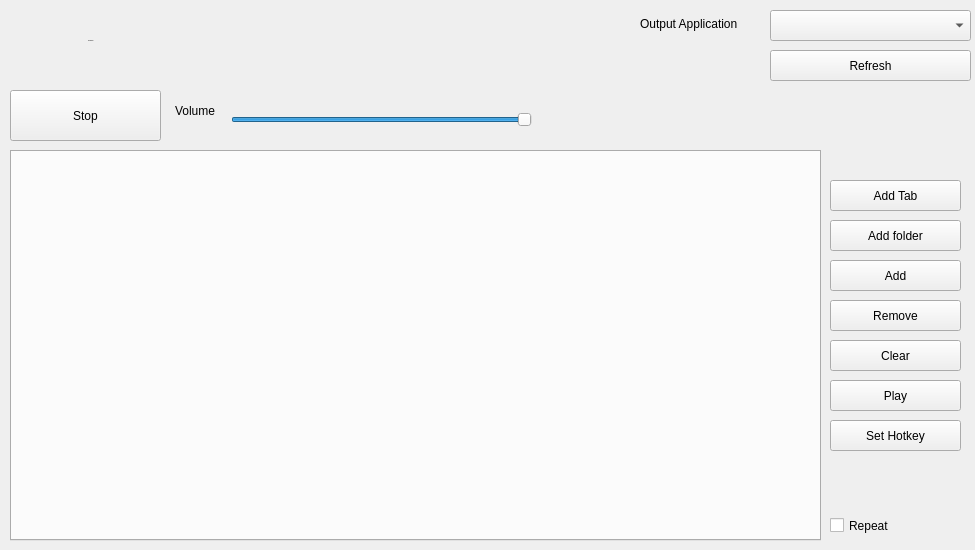
Before: the Qt Designer form mainwindow.ui in Soundux/Soundux, drawn with Qt 5.
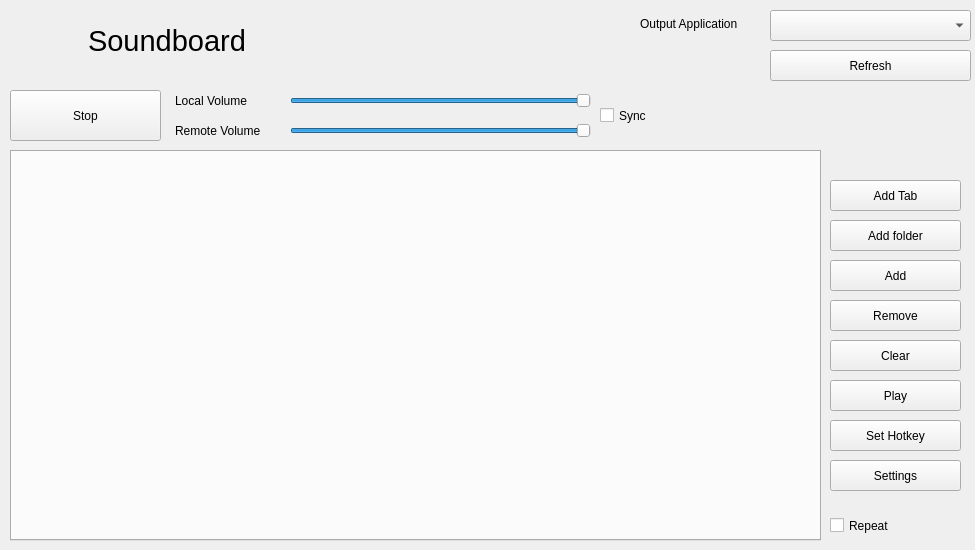
After: the same form once the commit is applied. Icons and pictures are not drawn.

Commit message: Added better hotkey input (pertains #2) Preparation for settings

Patch:
```diff
--- a/mainwindow.ui
+++ b/mainwindow.ui
@@ -32,7 +32,7 @@
     </property>
     <property name="font">
      <font>
-      <pointsize>-1</pointsize>
+      <pointsize>22</pointsize>
      </font>
     </property>
     <property name="text">
@@ -189,10 +189,10 @@
    <widget class="QSlider" name="volumeSlider">
     <property name="geometry">
      <rect>
-      <x>231</x>
-      <y>104</y>
+      <x>290</x>
+      <y>90</y>
       <width>301</width>
-      <height>31</height>
+      <height>21</height>
      </rect>
     </property>
     <property name="maximum">
@@ -209,13 +209,13 @@
     <property name="geometry">
      <rect>
       <x>175</x>
-      <y>100</y>
-      <width>51</width>
+      <y>90</y>
+      <width>91</width>
       <height>21</height>
      </rect>
     </property>
     <property name="text">
-     <string>Volume</string>
+     <string>Local Volume</string>
     </property>
    </widget>
    <widget class="QTabWidget" name="tabWidget">
@@ -291,8 +291,71 @@
      <string>Set Hotkey</string>
     </property>
     <property name="icon">
-     <iconset theme="applet_lockkeys">
-      <normaloff>.</normaloff>.</iconset>
+     <iconset theme="input-keyboard-symbolic"/>
+    </property>
+   </widget>
+   <widget class="QPushButton" name="settingsButton">
+    <property name="geometry">
+     <rect>
+      <x>830</x>
+      <y>460</y>
+      <width>131</width>
+      <height>31</height>
+     </rect>
+    </property>
+    <property name="text">
+     <string>Settings</string>
+    </property>
+    <property name="icon">
+     <iconset theme="preferences-system-symbolic"/>
+    </property>
+   </widget>
+   <widget class="QLabel" name="remoteVolumeLabel">
+    <property name="geometry">
+     <rect>
+      <x>175</x>
+      <y>120</y>
+      <width>101</width>
+      <height>21</height>
+     </rect>
+    </property>
+    <property name="text">
+     <string>Remote Volume</string>
+    </property>
+   </widget>
+   <widget class="QSlider" name="remoteVolumeSlider">
+    <property name="geometry">
+     <rect>
+      <x>290</x>
+      <y>120</y>
+      <width>301</width>
+      <height>21</height>
+     </rect>
+    </property>
+    <property name="maximum">
+     <number>65536</number>
+    </property>
+    <property name="value">
+     <number>65536</number>
+    </property>
+    <property name="orientation">
+     <enum>Qt::Horizontal</enum>
+    </property>
+   </widget>
+   <widget class="QCheckBox" name="syncCheckBox">
+    <property name="geometry">
+     <rect>
+      <x>600</x>
+      <y>105</y>
+      <width>91</width>
+      <height>21</height>
+     </rect>
+    </property>
+    <property name="text">
+     <string>Sync</string>
+    </property>
+    <property name="icon">
+     <iconset theme="insert-link-symbolic"/>
     </property>
    </widget>
   </widget>
```
Left out of the diff: 6 changed lines with no effect on the pictures. The commit also changes 10 other files.
